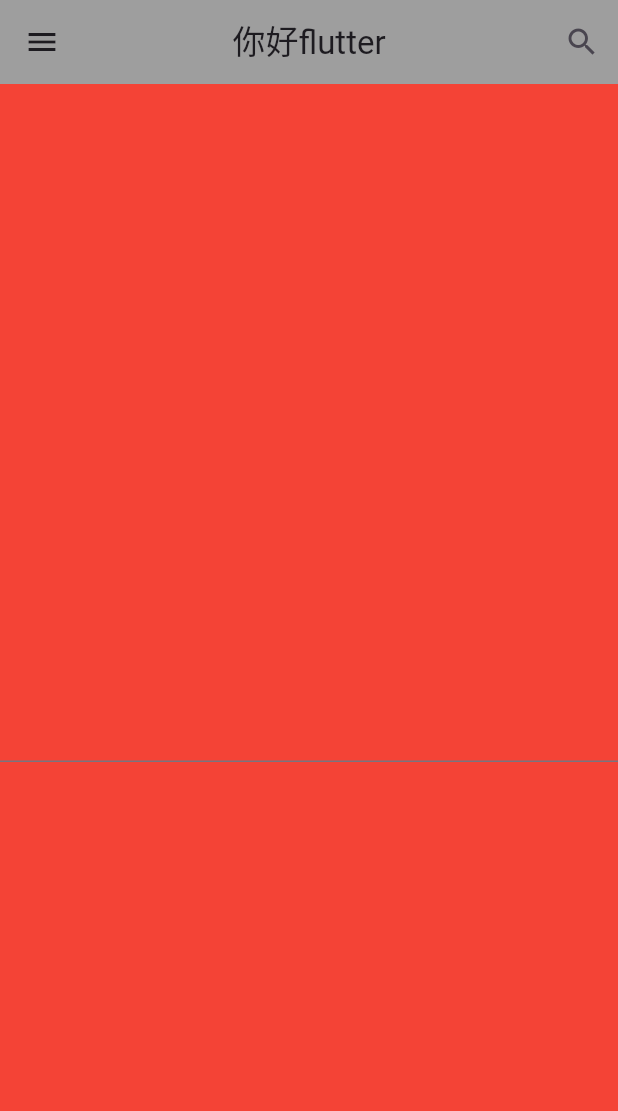
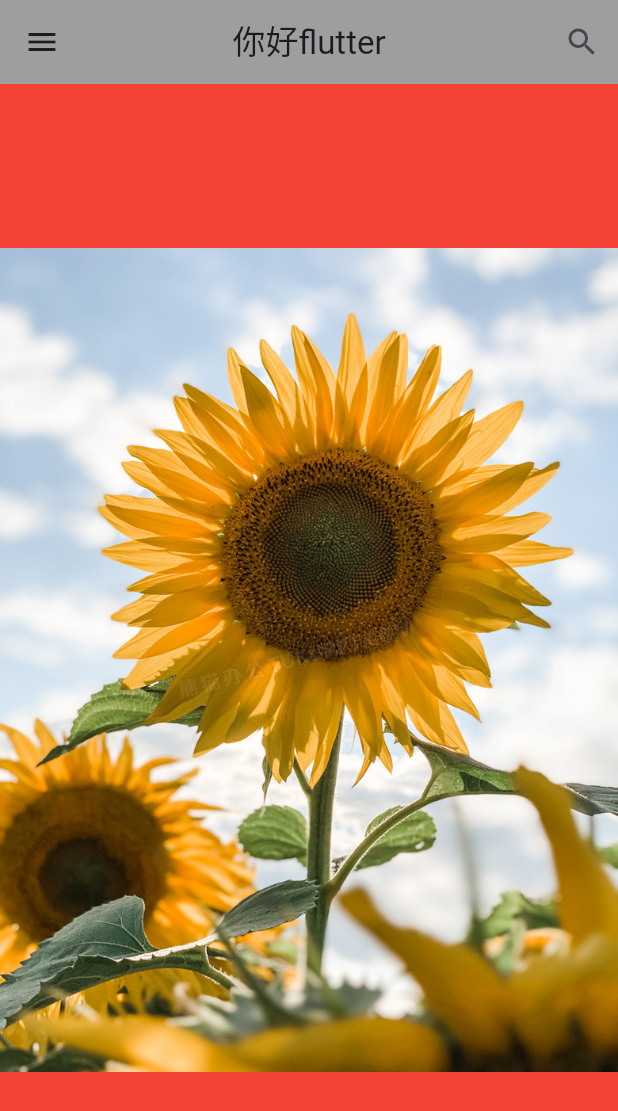
Before and after one commit to aluxun/Flutter, a Flutter app: the screen it shows after launch, on a phone screen of 412 x 824 dp. Shown: the top 1111 px of the screen. Run offline on Flutter 3.47's test engine with Material 3 defaults, Android fonts, the phone set to English and light mode, and no system bars.

Commit message:
Add files via upload

```diff
--- a/lib/Home.dart
+++ b/lib/Home.dart
@@ -22,9 +22,9 @@ class _HomeState extends State<HomeForm>{
         ),
         body:Center(child:Container(
 
-               child: TextField(maxLines: 5),
-        )
-            ),
+               child: Center(child: Image.asset("image/11.jpg"))),
+        ),
+
         backgroundColor: Colors.red,
         drawer:Drawer(child:ListView(children: [ListTile(title: Text('用户设置')),ListTile(title: Text('用户设置')),ListTile(title: Text('用户设置'))],) )
 
```
